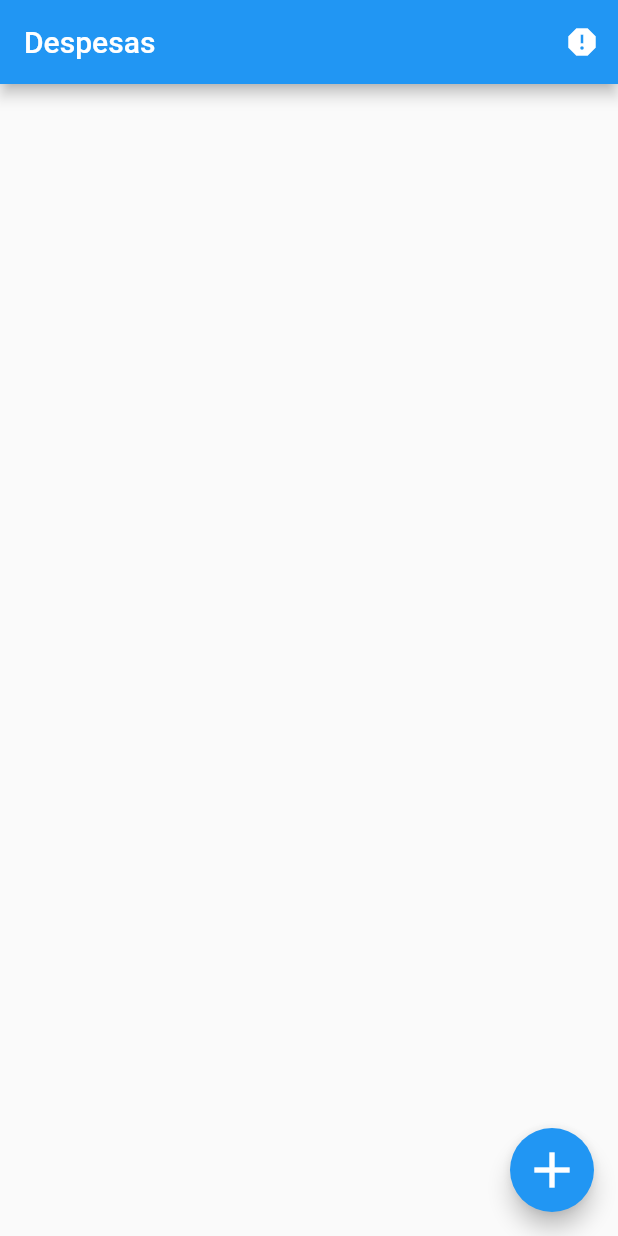
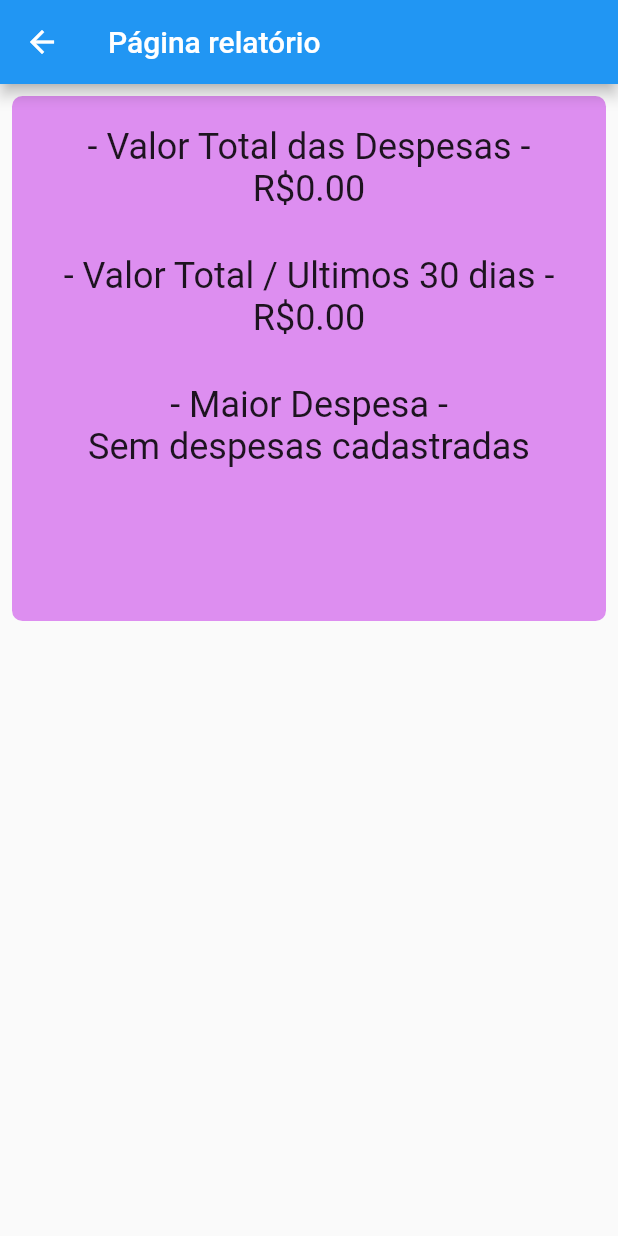
Before and after one commit to ayla2004/despesa_app_base, a Flutter app: the screen it shows after launch, after a tap on the "report" icon, on a phone screen of 412 x 824 dp. Run offline on Flutter 3.47's test engine with Material 2 defaults, Android fonts, the phone set to English and light mode, and no system bars.

Commit message:
ATT-DESPESA FINALIZADA

```diff
--- a/lib/controller/adiciona_despesa_controller.dart
+++ b/lib/controller/adiciona_despesa_controller.dart
@@ -11,7 +11,7 @@ class AdicionaDespesaController {
 
   String? validarTitulo(String? value) {
     if ((value == null) || (value.isEmpty)) {
-      return "Digite um título";
+      return "Digite um titulo";
     }
     if (value.length < 5) {
       return "Tamanho inválido! Deve ter mais de 5 caracteres!";
@@ -19,8 +19,8 @@ class AdicionaDespesaController {
   }
 
   String? validarValor(String? value) {
-    if (value == null) {
-      return "Digite um valor";
+    if ((value == null) || (value.isEmpty)) {
+      return "Digite um valor!";
     }
     double? valor = double.tryParse(value);
     if (valor == null) {
@@ -33,13 +33,12 @@ class AdicionaDespesaController {
 
   void cadastrar() {
     final despesa = Despesa(
-      id: "0000",
-      titulo: titulo,
-      descricao: descricao,
-      valor: valor,
-      data: data,
-      tipo: tipo,
-    );
+        id: "0000",
+        titulo:  titulo,
+        descricao:  descricao,
+        valor:  valor,
+        data:  data,
+        tipo:  tipo);
     _repositorio.adicionar(despesa);
   }
 }
--- /dev/null
+++ b/lib/controller/relatorio_controller.dart
@@ -0,0 +1,58 @@
+import 'package:despesas_app/model/entities/despesa.dart';
+import 'package:despesas_app/model/repositories/local_repositorio_despesas.dart';
+
+class RelatorioController {
+  List<Despesa> despesas = repositorio.despesas;
+
+  double get valorTotalDespesas {
+    double valorTotal = 0;
+
+    if (despesas.isNotEmpty) {
+      for (int i = 0; i < despesas.length; i++) {
+        valorTotal += despesas[i].valor;
+      }
+      return valorTotal;
+    } else {
+      return 0.0;
+    }
+  }
+
+  double get valorTotalTrintaDias {
+    double valorTotal = 0;
+
+    if (despesas.isNotEmpty) {
+      for (int i = 0; i < despesas.length; i++) {
+        if (DateTime.now().month - despesas[i].data.month <= 1) {
+          valorTotal += despesas[i].valor;
+        }
+      }
+      return valorTotal;
+    } else {
+      return 0.0;
+    }
+  }
+
+  String get maiorDespesa {
+    if (despesas.isNotEmpty) {
+      double valor = 0.0;
+      Despesa despesa = Despesa(
+          id: "",
+          titulo: "",
+          descricao: "",
+          valor: 0,
+          data: DateTime.now(),
+          tipo: TipoDespesa.OUTROS);
+
+      for (int i = 0; i < despesas.length; i++) {
+        if (despesas[i].valor > valor) {
+          valor += despesas[i].valor;
+          despesa = despesas[i];
+        }
+      }
+
+      return despesa.titulo;
+    } else {
+      return "Sem despesas cadastradas";
+    }
+  }
+}
--- a/lib/main.dart
+++ b/lib/main.dart
@@ -15,10 +15,8 @@ class MyApp extends StatelessWidget {
     return MaterialApp(
       debugShowCheckedModeBanner: false,
       home: HomePage(),
-
-      //utilizado para dar suporte a localização de datas
       localizationsDelegates: GlobalMaterialLocalizations.delegates,
-      supportedLocales: [const Locale('pt')],
+      supportedLocales: [const Locale("pt")],
     );
   }
 }
--- a/lib/model/repositories/local_repositorio_despesas.dart
+++ b/lib/model/repositories/local_repositorio_despesas.dart
@@ -33,7 +33,7 @@ class LocalRepositorioDespesa implements RepositorioDespesas {
   final List<Despesa> _despesas = [];
 
   LocalRepositorioDespesa() {
-    //_despesas.addAll(_gerarDespesasFake(200));
+    //  _despesas.addAll(_gerarDespesasFake(200));
   }
 
   @override
--- a/lib/model/repositories/repositorio_despesas.dart
+++ b/lib/model/repositories/repositorio_despesas.dart
@@ -2,5 +2,5 @@ import '../entities/despesa.dart';
 
 abstract class RepositorioDespesas {
   List<Despesa> get despesas;
-  void adicionar(Despesa nova);
+  adicionar(Despesa nova);
 }
--- a/lib/pages/adicionar_despesa_page.dart
+++ b/lib/pages/adicionar_despesa_page.dart
@@ -9,21 +9,19 @@ class AdicionarDespesaPage extends StatelessWidget {
   final _formKey = GlobalKey<FormState>();
 
   _cadastrar(BuildContext context) {
-    //verificar se os dados do form estão válidos
-    //se estiver válidos, chamar o cadastrar no controle
+    //verificar se os dados do form estao validos
+    //se estiver validos, chamar o cadastrar no controller
     if (_formKey.currentState!.validate()) {
       _formKey.currentState!.save();
       _controller.cadastrar();
-      //Navigator.of(context).pop();
+      Navigator.of(context).pop();
     }
   }
 
   @override
   Widget build(BuildContext context) {
     return Scaffold(
-      appBar: AppBar(
-        title: Text("Adicionar nova despesa"),
-      ),
+      appBar: AppBar(title: Text("Adicionar despesa")),
       body: Column(
         children: [
           Form(
@@ -32,8 +30,9 @@ class AdicionarDespesaPage extends StatelessWidget {
                 children: [
                   TextFormField(
                     validator: _controller.validarTitulo,
-                  autovalidateMode: AutovalidateMode.always,
-                  decoration: InputDecoration(labelText: "Título"),
+                    autovalidateMode: AutovalidateMode.onUserInteraction,
+                    decoration: InputDecoration(labelText: "Titulo"),
+                    //submit ao preencher o campo
                     onSaved: (value) {
                       _controller.titulo = value ?? "";
                     },
@@ -45,15 +44,14 @@ class AdicionarDespesaPage extends StatelessWidget {
                     },
                   ),
                   TextFormField(
-                    validator: _controller.validarValor,
-                    autovalidateMode: AutovalidateMode.onUserInteraction,
-                    decoration: InputDecoration(labelText: "Valor R\$"),
+                    decoration: InputDecoration(labelText: "Valor"),
                     onSaved: (value) {
-                      _controller.valor = double.parse(value ?? "0");
-                    }),
+                      _controller.valor = double.parse(value ?? "");
+                    },
+                  ),
                   InputDatePickerFormField(
-                  fieldLabelText: "Data",
-                  firstDate: DateTime(2023),
+                    fieldLabelText: "data",
+                    firstDate: DateTime(-1956),
                     lastDate: DateTime.now(),
                     initialDate: DateTime.now(),
                     onDateSaved: (value) {
@@ -73,8 +71,7 @@ class AdicionarDespesaPage extends StatelessWidget {
                     },
                   )
                 ],
-            ),
-          ),
+              )),
           ElevatedButton(
             onPressed: () {
               _cadastrar(context);
--- a/lib/pages/home.dart
+++ b/lib/pages/home.dart
@@ -1,6 +1,7 @@
 import 'package:despesas_app/controller/home_controller.dart';
 import 'package:despesas_app/model/entities/despesa.dart';
 import 'package:despesas_app/pages/adicionar_despesa_page.dart';
+import 'package:despesas_app/pages/relatorio_page.dart';
 import 'package:flutter/material.dart';
 import 'package:intl/intl.dart';
 import '../core/formater_utils.dart';
@@ -30,13 +31,26 @@ class _HomePageState extends State<HomePage> {
     }
   }
 
+  void _abrirRelatorioPage() {
+    Navigator.push(
+      context,
+      MaterialPageRoute(
+        builder: ((_) {
+          return RelatorioPage();
+        }),
+      ),
+    ).then((value) {
+      setState(() {});
+    });
+  }
+
   void _abrirAdicionarDespesaPage() {
     Navigator.push(
       context,
       MaterialPageRoute(
-        builder: (_) {
+        builder: ((_) {
           return AdicionarDespesaPage();
-        },
+        }),
       ),
     ).then((value) {
       setState(() {});
@@ -50,7 +64,7 @@ class _HomePageState extends State<HomePage> {
           title: Text("Despesas"),
           actions: [
             IconButton(
-            onPressed: () {},
+              onPressed: _abrirRelatorioPage,
               icon: Icon(Icons.report),
             )
           ],
@@ -61,31 +75,44 @@ class _HomePageState extends State<HomePage> {
             Icons.add,
             size: 40.0,
           ),
+          backgroundColor: Colors.black,
         ),
         body: ListView.builder(
           itemCount: _controller.despesas.length,
           itemBuilder: (ctx, index) {
             final despesa = _controller.despesas[index];
+
             return Card(
               elevation: 3.0,
               child: ListTile(
+                //leading - ocupa a primeira parte da lista
                 leading: Container(
                     height: 30,
-                width: 80,
+                    width: 70,
                     alignment: Alignment.center,
                     decoration: BoxDecoration(
+                      borderRadius: BorderRadius.circular(30),
                       color: _corDespesa(despesa.tipo),
-                  borderRadius: BorderRadius.circular(30),
                     ),
-                child: Text("R\$${despesa.valor.toStringAsFixed(2)}"),
-              ),
+
+                    //despesa.tipo.name == 'ALIMENTACAO'
+                    //    ? Colors.red
+                    //    : despesa.tipo.name == 'LAZER'
+                    //       ? Colors.green
+                    //        : despesa.tipo.name == 'TRANSPORTE'
+                    //            ? Colors.blue
+                    //            : despesa.tipo.name == 'SERVICOS'
+                    //                ? Colors.amber
+                    //                : Colors.grey,
+                    child: Text("R\$${despesa.valor.toStringAsFixed(2)}")),
+                //title - titulo principal
                 title: Text(despesa.titulo),
+                // subtitulo
                 subtitle: Text(DateFormat().toBR(despesa.data)),
-              trailing: Text("${despesa.tipo.texto}"),
+                trailing: Text("${despesa.tipo.name}"),
               ),
             );
           },
-      ),
-    );
+        ));
   }
 }
--- /dev/null
+++ b/lib/pages/relatorio_page.dart
@@ -0,0 +1,57 @@
+import 'package:despesas_app/controller/relatorio_controller.dart';
+import 'package:flutter/material.dart';
+
+class RelatorioPage extends StatefulWidget {
+  const RelatorioPage({super.key});
+
+  @override
+  State<RelatorioPage> createState() => _RelatorioPageState();
+}
+
+class _RelatorioPageState extends State<RelatorioPage> {
+  @override
+  Widget build(BuildContext context) {
+    final controller = RelatorioController();
+    return Scaffold(
+      appBar: AppBar(title: Text("Página relatório")),
+      body: Center(
+          child: ListView.builder(
+              itemCount: 1,
+              itemBuilder: (ctx, index) {
+                return Padding(
+                  padding: const EdgeInsets.all(8.0),
+                  child: Container(
+                    alignment: Alignment.center,
+                    decoration: BoxDecoration(
+                      borderRadius: BorderRadius.circular(7),
+                      color: Color.fromARGB(250, 220, 140, 240),
+                    ),
+                    height: 350,
+                    child: Column(
+                      children: [
+                        Padding(padding: const EdgeInsets.all(10)),
+                        Text("- Valor Total das Despesas -",
+                            style: Theme.of(context).textTheme.headlineSmall),
+                        Text(
+                          "R\$${controller.valorTotalDespesas.toStringAsFixed(2)}",
+                          style: Theme.of(context).textTheme.headlineSmall,
+                        ),
+                        SizedBox(height: 30),
+                        Text("- Valor Total / Ultimos 30 dias -",
+                            style: Theme.of(context).textTheme.headlineSmall),
+                        Text(
+                            "R\$${controller.valorTotalTrintaDias.toStringAsFixed(2)}",
+                            style: Theme.of(context).textTheme.headlineSmall),
+                        SizedBox(height: 30),
+                        Text("- Maior Despesa -",
+                            style: Theme.of(context).textTheme.headlineSmall),
+                        Text("${controller.maiorDespesa}",
+                            style: Theme.of(context).textTheme.headlineSmall)
+                      ],
+                    ),
+                  ),
+                );
+              })),
+    );
+  }
+}
```
Lines whose indentation alone changed are shown as unchanged.
